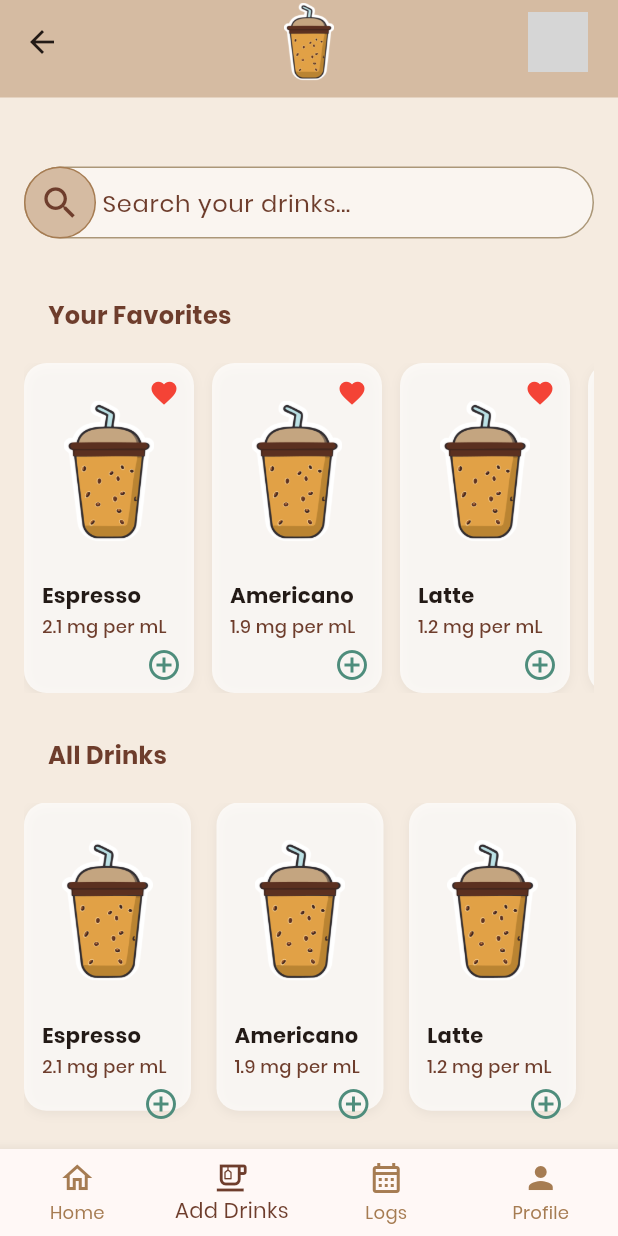
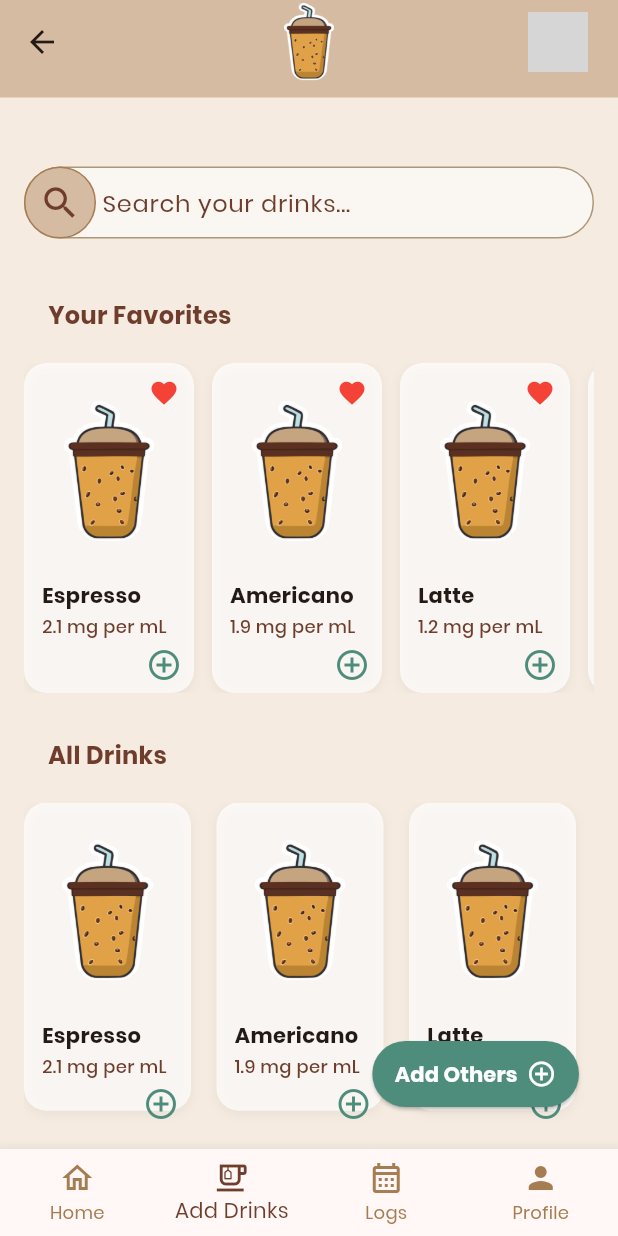
Before and after one commit to FathurrahmanNasution/caffeine_tracker, a Flutter app: the CoffeeListPage screen opened by its route, on a phone screen of 412 x 824 dp. Run offline on Flutter 3.47's test engine with Material 3 defaults, Android fonts, the phone set to English and light mode, and no system bars; grey boxes are pictures that could not be loaded.

Commit message:
add tombol add other drinks

```diff
--- a/lib/screens/coffeelist_page.dart
+++ b/lib/screens/coffeelist_page.dart
@@ -3,7 +3,7 @@ import 'package:flutter/material.dart';
 class CoffeeListPage extends StatelessWidget {
   const CoffeeListPage({super.key});
 
-  // 🔥 List data minuman
+  //List data minuman
   final List<Map<String, String>> coffeeList = const [
     {
       "name": "Espresso",
@@ -90,15 +90,15 @@ class CoffeeListPage extends StatelessWidget {
                       ),
                     ),
                     filled: true,
-                    fillColor: Colors.white.withOpacity(0.5),
+                    fillColor: Colors.white54,
                     contentPadding: const EdgeInsets.only(left: 40, right: 16),
                     enabledBorder: OutlineInputBorder(
                       borderRadius: BorderRadius.circular(30),
-                      borderSide: BorderSide(color: const Color(0xFF5D3A00).withOpacity(0.5)),
+                      borderSide: const BorderSide(color: Color.fromRGBO(93, 58, 0, 0.5)),
                     ),
                     focusedBorder: OutlineInputBorder(
                       borderRadius: BorderRadius.circular(30),
-                      borderSide: BorderSide(color: const Color(0xFF5D3A00).withOpacity(0.5)),
+                      borderSide: const BorderSide(color: Color.fromRGBO(93, 58, 0, 0.5)),
                     ),
                   ),
                 ),
@@ -122,7 +122,7 @@ class CoffeeListPage extends StatelessWidget {
 
             const SizedBox(height: 20),
             SizedBox( //
-              height: 220, // fix height untuk card favorit
+              height: 220,
               child: ListView.builder(
                 scrollDirection: Axis.horizontal,
                 itemCount: coffeeList.length,
@@ -158,7 +158,10 @@ class CoffeeListPage extends StatelessWidget {
 
             const SizedBox(height: 20),
             Expanded(
-              child: GridView.builder(
+              child: Stack(
+                children: [
+                  // GridView tetap full dan bisa scroll
+                  GridView.builder(
                     gridDelegate: const SliverGridDelegateWithFixedCrossAxisCount(
                       crossAxisCount: 3,
                       childAspectRatio: 0.60,
@@ -168,10 +171,50 @@ class CoffeeListPage extends StatelessWidget {
                     itemCount: coffeeList.length,
                     itemBuilder: (context, index) {
                       final coffee = coffeeList[index];
-                  return _buildCoffeeCard(coffee["name"]!, coffee["image"]!, coffee["desc"]!);
+                      return _buildCoffeeCard(
+                        coffee["name"]!,
+                        coffee["image"]!,
+                        coffee["desc"]!,
+                      );
                     },
                   ),
+
+                  Positioned(
+                    bottom: 10,
+                    right: 10,
+                    child: ElevatedButton(
+                      style: ElevatedButton.styleFrom(
+                        backgroundColor: const Color(0xFF4E8D7C),
+                        shape: const StadiumBorder(),
+                        padding: const EdgeInsets.symmetric(horizontal: 15, vertical: 12),
                       ),
+                      onPressed: () {
+                        debugPrint("Add Others clicked");
+                      },
+                      child: Row(
+                        mainAxisSize: MainAxisSize.min,
+                        children: const [
+                          Text(
+                            "Add Others",
+                            style: TextStyle(
+                              fontSize: 14,
+                              fontWeight: FontWeight.bold,
+                              color: Colors.white,
+                            ),
+                          ),
+                          SizedBox(width: 6), // jarak antara teks dan ikon
+                          Icon(
+                            Icons.add_circle_outline,
+                            color: Colors.white,
+                            size: 20,
+                          ),
+                        ],
+                      ),
+                    ),
+                  ),
+                ],
+              ),
+            )
           ],
         ),
       ),
@@ -212,11 +255,11 @@ class CoffeeListPage extends StatelessWidget {
     return Container(
       margin: const EdgeInsets.only(right: 12),
       decoration: BoxDecoration(
-        color: Colors.white.withOpacity(0.7),
+        color: Colors.white70,
         borderRadius: BorderRadius.circular(15),
         boxShadow: [
           BoxShadow(
-            color: Colors.black.withOpacity(0.05),
+            color: const Color.fromRGBO(0, 0, 0, 0.05),
             blurRadius: 5,
             offset: const Offset(0, 2),
           ),
@@ -225,7 +268,6 @@ class CoffeeListPage extends StatelessWidget {
       child: Column(
         crossAxisAlignment: CrossAxisAlignment.start,
         children: [
-          // Gambar kecil + love opsional
           SizedBox(
             height: 145,
             child: Stack(
@@ -282,7 +324,7 @@ class CoffeeListPage extends StatelessWidget {
               padding: const EdgeInsets.only(right: 8, bottom: 0, top: 5),
               child: Icon(
                 Icons.add_circle_outline,
-                size: 24, // bisa sesuaikan biar mirip ukuran sebelumnya
+                size: 24,
                 color: Color(0xFF4E8D7C),
               ),
             ),
```
Lines whose indentation alone changed are shown as unchanged.
